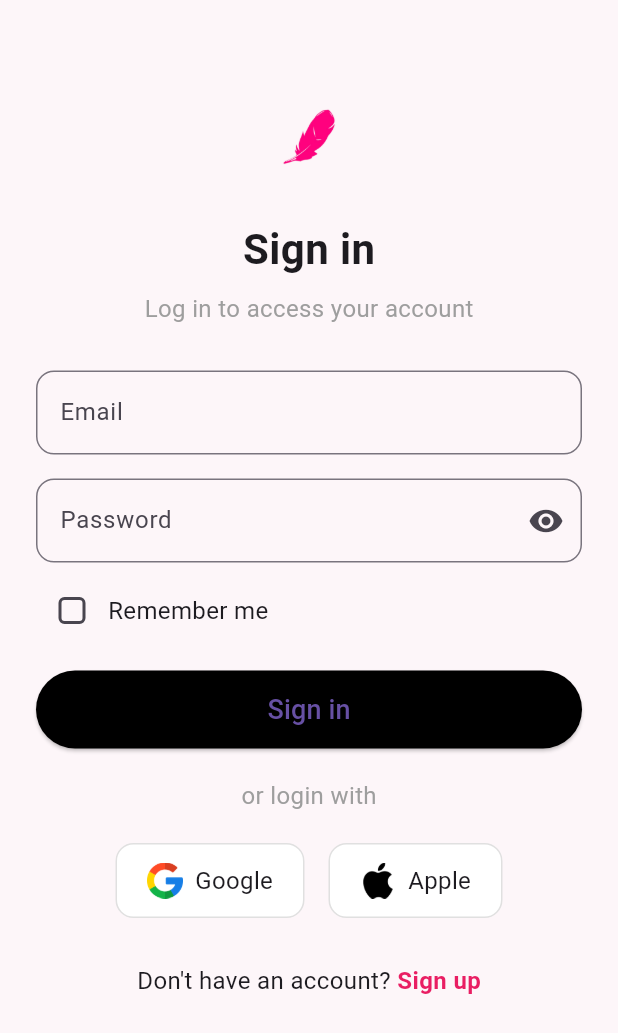
After one commit to ClarenceLaria/ovia, a Flutter app: the LoginScreen screen opened directly, on a phone screen of 412 x 824 dp. The commit adds this screen. Shown: the top 1033 px of the screen. Run offline on Flutter 3.47's test engine with Material 3 defaults, Android fonts, the phone set to English and light mode, and no system bars; our stand-ins replace smooth_page_indicator.

Commit message:
Login screen updates

```diff
--- /dev/null
+++ b/lib/features/login/custom_text_field.dart
@@ -0,0 +1,49 @@
+import 'package:flutter/material.dart';
+
+class CustomTextField extends StatefulWidget{
+  const CustomTextField({
+    super.key,
+    required this.controller,
+    required this.hintText,
+    required this.labelText,
+    this.isPassword = false,
+    this.keyboardType = TextInputType.text,
+  });
+
+  final TextEditingController controller;
+  final String hintText;
+  final String labelText;
+  final bool isPassword;
+  final TextInputType keyboardType;
+
+  @override
+  State<CustomTextField> createState() => _CustomTextFieldState();
+}
+
+class _CustomTextFieldState extends State<CustomTextField> {
+  bool _isObscured = true;
+
+  @override
+  Widget build(BuildContext context) {
+    return TextField(
+      controller: widget.controller,
+      obscureText: widget.isPassword ? _isObscured : false,
+      keyboardType: widget.keyboardType,
+      decoration: InputDecoration(
+        hintText: widget.hintText,
+        labelText: widget.labelText,
+        suffixIcon: widget.isPassword ? IconButton(
+          icon: Icon(_isObscured ? Icons.visibility : Icons.visibility_off),
+          onPressed: () {
+            setState(() {
+              _isObscured = !_isObscured;
+            });
+          },
+        ) : null,
+        border: OutlineInputBorder(
+          borderRadius: BorderRadius.circular(12.0),
+        ),
+      ),
+    );
+  }
+}
--- /dev/null
+++ b/lib/features/login/primary_button.dart
@@ -0,0 +1,33 @@
+import 'package:flutter/material.dart';
+
+class PrimaryButton extends StatelessWidget {
+  const PrimaryButton({
+    super.key,
+    required this.text,
+    required this.onPressed,
+  });
+
+  final String text;
+  final VoidCallback onPressed;
+
+  @override
+  Widget build(BuildContext context){
+    return SizedBox(
+      width: double.infinity,
+      height: 52,
+      child: ElevatedButton(
+        style: ElevatedButton.styleFrom(
+          backgroundColor: Colors.black,
+          shape: RoundedRectangleBorder(
+            borderRadius: BorderRadius.circular(30.0),
+          ),
+        ),
+        onPressed: onPressed,
+        child: Text(
+          text,
+          style: const TextStyle(fontSize: 18),
+        ),
+      ),
+    );
+  }
+}
--- /dev/null
+++ b/lib/features/login/social_login_button.dart
@@ -0,0 +1,41 @@
+import 'package:flutter/material.dart';
+
+class SocialLoginButton extends StatelessWidget{
+  const SocialLoginButton({
+    super.key,
+    required this.logoPath,
+    required this.text,
+    required this.onTap,
+  });
+
+  final String logoPath;
+  final String text;
+  final VoidCallback onTap;
+
+  @override
+  Widget build (BuildContext context) {
+    return InkWell(
+      onTap: onTap,
+      borderRadius: BorderRadius.circular(12.0),
+      child: Container(
+        padding: const EdgeInsets.symmetric(horizontal: 20, vertical: 12),
+        decoration: BoxDecoration(
+          border: Border.all(color: Colors.black12),
+          borderRadius: BorderRadius.circular(12),
+          color: Colors.white,
+        ),
+        child: Row(
+          mainAxisSize: MainAxisSize.min,
+          children: [
+            Image.asset(
+              logoPath,
+              height: 24,
+            ),
+            const SizedBox(width: 8),
+            Text(text),
+          ],
+        ),
+      ),
+    );
+  }
+}
--- a/lib/main.dart
+++ b/lib/main.dart
@@ -1,5 +1,5 @@
 import 'package:flutter/material.dart';
-import 'package:ovia_app/features/onboarding/screens/onboarding_screen.dart';
+import 'package:ovia_app/screens/onboarding_screen.dart';
 import 'core/theme/app_theme.dart';
 
 void main() {
--- /dev/null
+++ b/lib/screens/login_screen.dart
@@ -0,0 +1,135 @@
+import 'package:flutter/material.dart';
+import 'package:ovia_app/features/login/custom_text_field.dart';
+import 'package:ovia_app/features/login/primary_button.dart';
+import 'package:ovia_app/features/login/social_login_button.dart';
+
+class LoginScreen extends StatelessWidget {
+  const LoginScreen({super.key});
+
+  @override
+  Widget build(BuildContext context) {
+    final emailController = TextEditingController();
+    final passwordController = TextEditingController();
+
+    return Scaffold(
+      backgroundColor: const Color(0xFFFDF6F9),
+      body: SafeArea(
+        child: SingleChildScrollView(
+          padding: const EdgeInsets.symmetric(horizontal: 24, vertical: 16),
+          child: Column(
+            crossAxisAlignment: CrossAxisAlignment.center,
+            children: [
+              const SizedBox(height: 50),
+
+              // Logo
+              Image.asset('assets/icons/ovia_logo_icon.png', height: 50),
+
+              const SizedBox(height: 30),
+
+              // Title
+              const Text(
+                "Sign in",
+                style: TextStyle(fontSize: 28, fontWeight: FontWeight.bold),
+              ),
+              const SizedBox(height: 8),
+              const Text(
+                "Log in to access your account",
+                style: TextStyle(color: Colors.grey, fontSize: 16),
+              ),
+              const SizedBox(height: 30),
+
+              // Email field
+              CustomTextField(
+                controller: emailController,
+                hintText: "example@gmail.com",
+                labelText: "Email",
+                keyboardType: TextInputType.emailAddress,
+              ),
+              const SizedBox(height: 16),
+
+              // Password field
+              CustomTextField(
+                controller: passwordController,
+                hintText: "Password",
+                labelText: "Password",
+                isPassword: true,
+              ),
+              const SizedBox(height: 8),
+
+              // Remember me checkbox
+              Row(
+                children: [
+                  Checkbox(
+                    value: false,
+                    onChanged: (value) {},
+                    shape: RoundedRectangleBorder(
+                      borderRadius: BorderRadius.circular(4),
+                    ),
+                  ),
+                  const Text("Remember me"),
+                ],
+              ),
+              const SizedBox(height: 16),
+
+              // Sign in button
+              PrimaryButton(
+                text: "Sign in",
+                onPressed: () {
+                  // TODO: Add sign in logic
+                },
+              ),
+              const SizedBox(height: 20),
+
+              // OR divider
+              const Text("or login with", style: TextStyle(color: Colors.grey)),
+              const SizedBox(height: 20),
+
+              // Social login buttons
+              Row(
+                mainAxisAlignment: MainAxisAlignment.center,
+                children: [
+                  SocialLoginButton(
+                    logoPath: 'assets/icons/google.png',
+                    text: 'Google',
+                    onTap: () {
+                      // TODO: Google login
+                    },
+                  ),
+                  const SizedBox(width: 16),
+                  SocialLoginButton(
+                    logoPath: 'assets/icons/apple.png',
+                    text: 'Apple',
+                    onTap: () {
+                      // TODO: Apple login
+                    },
+                  ),
+                ],
+              ),
+              const SizedBox(height: 30),
+
+              // Signup text
+              Row(
+                mainAxisAlignment: MainAxisAlignment.center,
+                children: [
+                  const Text("Don't have an account? "),
+                  GestureDetector(
+                    onTap: () {
+                      // TODO: Navigate to Sign Up screen
+                    },
+                    child: const Text(
+                      "Sign up",
+                      style: TextStyle(
+                        color: Colors.pink,
+                        fontWeight: FontWeight.bold,
+                      ),
+                    ),
+                  ),
+                ],
+              ),
+            ],
+          ),
+        ),
+      ),
+    );
+  }
+}
--- a/lib/features/onboarding/screens/onboarding_screen.dart
+++ b/lib/screens/onboarding_screen.dart
@@ -1,5 +1,6 @@
 import 'package:flutter/material.dart';
-import 'package:ovia_app/features/onboarding/widgets/onboarding_page.dart';
+import 'package:ovia_app/features/onboarding/onboarding_page.dart';
+import 'package:ovia_app/screens/login_screen.dart';
 import 'package:smooth_page_indicator/smooth_page_indicator.dart';
 
 class OnboardingScreen extends StatefulWidget {
@@ -27,7 +28,7 @@ class _OnboardingScreenState extends State<OnboardingScreen> {
       "image": "assets/images/onboarding/pregnant1.png",
     },
     {
-      "title": "",
+      "title": "Meet our moms!",
       "subtitle": "Meet some of the millions of people who used MyFlow to support them on their paths to parenthood.",
       "buttonText": "Next",
       "image": "assets/images/onboarding/mother_holding_child4.jpg",
@@ -41,7 +42,10 @@ class _OnboardingScreenState extends State<OnboardingScreen> {
         curve: Curves.easeInOut,
       );
     } else {
-      Navigator.pushReplacementNamed(context, '/home');
+      Navigator.pushReplacement(
+        context,
+        MaterialPageRoute(builder: (context) => const LoginScreen()),
+      );
     }
   }
 
--- a/pubspec.yaml
+++ b/pubspec.yaml
@@ -73,6 +73,11 @@ flutter:
     - assets/images/onboarding/mother_holding_child2.jpg
     - assets/images/onboarding/mother_holding_child3.jpg
     - assets/images/onboarding/mother_holding_child4.jpg
+    - assets/icons/google.png
+    - assets/icons/apple.png
+    - assets/icons/ovia_logo.png
+    - assets/icons/ovia_logo_icon.png
+    - assets/icons/ovia_logo_icon1.png
 
 
   # An image asset can refer to one or more resolution-specific "variants", see
```
Also changed, not shown: assets/icons/apple.png (added), assets/icons/google.png (added), assets/icons/ovia_logo.png (added), assets/icons/ovia_logo_icon.png (added), assets/icons/ovia_logo_icon1.png (added), lib/features/onboarding/onboarding_page.dart (renamed from lib/features/onboarding/widgets/onboarding_page.dart).
